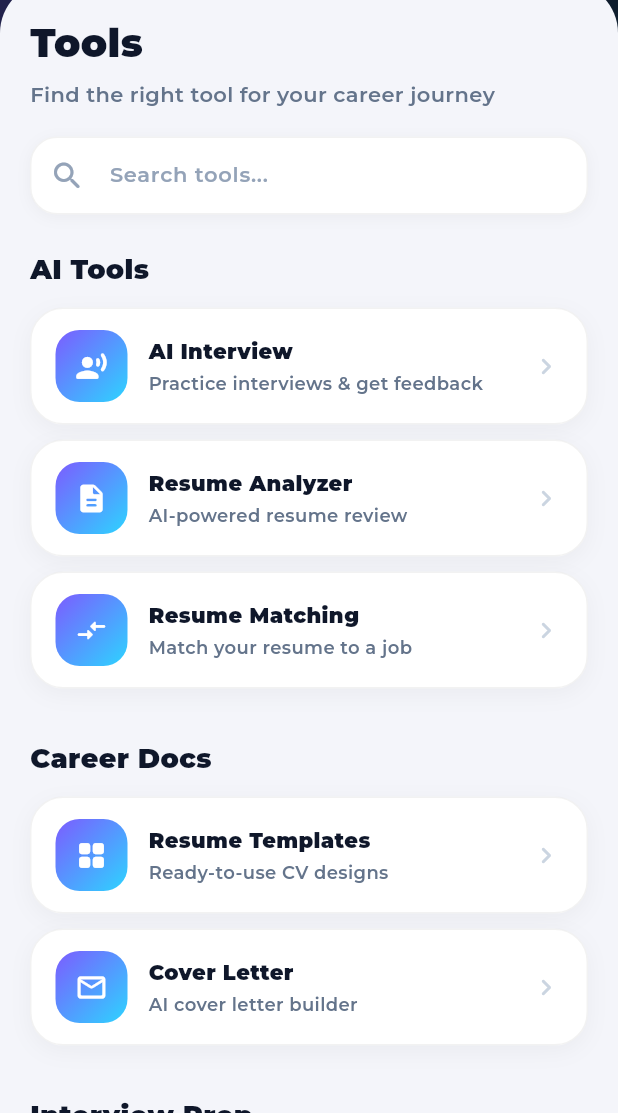
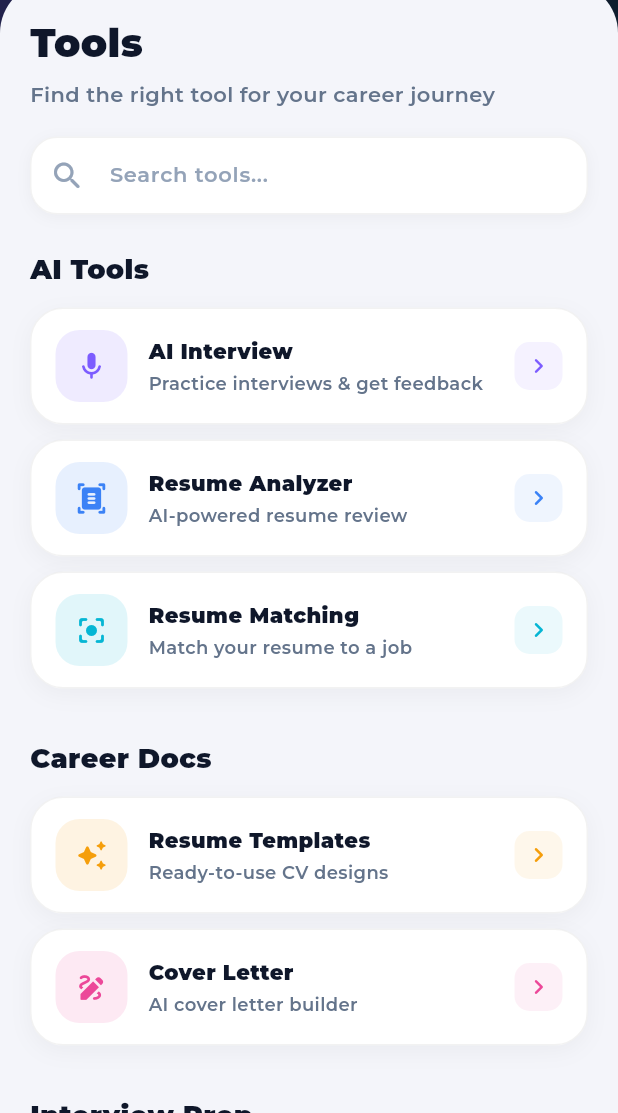
Before and after one commit to dfacee11/DayindAI-Diploma-Project-, a Flutter app: the ToolsPage screen opened by its route, on a phone screen of 412 x 824 dp, the part 123-1236 px from its top. Run offline on Flutter 3.47's test engine with Material 3 defaults, Android fonts, the phone set to English and light mode, and no system bars; our stand-ins replace cloud_firestore, cloud_functions, file_picker, firebase_auth, firebase_core, google_fonts and 3 more; missing offline and left inert: record; accounts and stored records are empty.

Commit message:
updated design HomePage and ToolsPage

```diff
--- a/lib/AIInterview/widgets/interview_analyzing_screen.dart
+++ b/lib/AIInterview/widgets/interview_analyzing_screen.dart
@@ -20,7 +20,7 @@ class _InterviewAnalyzingScreenState extends State<InterviewAnalyzingScreen>
     with TickerProviderStateMixin {
 
   late AnimationController _pulseController;
-  late AnimationController _progressController;
+
   late Animation<double> _pulseAnimation;
 
   int _currentStep = 0;
@@ -209,7 +209,7 @@ class _InterviewAnalyzingScreenState extends State<InterviewAnalyzingScreen>
                   children: _steps.asMap().entries.map((e) {
                     final isDone    = e.key < _currentStep;
                     final isCurrent = e.key == _currentStep;
-                    final isPending = e.key > _currentStep;
+
 
                     return Padding(
                       padding: const EdgeInsets.symmetric(vertical: 6),
--- a/lib/ToolsPage/ToolsPage.dart
+++ b/lib/ToolsPage/ToolsPage.dart
@@ -23,53 +23,68 @@ class _ToolsPageState extends State<ToolsPage> {
     super.dispose();
   }
 
+
+
 List<ToolItem> _allTools() {
   return [
     ToolItem(
       category: "AI Tools",
       title: "AI Interview",
       subtitle: "Practice interviews & get feedback",
-          icon: Icons.record_voice_over_rounded,
-          onTap: () => Navigator.pushNamed(context, "/AIInterview")),
+      icon: Icons.mic_rounded,
+      color: const Color(0xFF7C5CFF),
+      onTap: () => Navigator.pushNamed(context, "/AIInterview"),
+    ),
     ToolItem(
       category: "AI Tools",
       title: "Resume Analyzer",
       subtitle: "AI-powered resume review",
-          icon: Icons.description_rounded,
-          onTap: () => Navigator.pushNamed(context, "/AnalyzerResume")),
+      icon: Icons.document_scanner_rounded,
+      color: const Color(0xFF3B82F6),
+      onTap: () => Navigator.pushNamed(context, "/AnalyzerResume"),
+    ),
     ToolItem(
       category: "AI Tools",
       title: "Resume Matching",
       subtitle: "Match your resume to a job",
-          icon: Icons.compare_arrows_rounded,
-          onTap: () => Navigator.pushNamed(context, "/ResumeMatching")),
+      icon: Icons.center_focus_strong_rounded,
+      color: const Color(0xFF06B6D4),
+      onTap: () => Navigator.pushNamed(context, "/ResumeMatching"),
+    ),
     ToolItem(
       category: "Career Docs",
       title: "Resume Templates",
       subtitle: "Ready-to-use CV designs",
-          icon: Icons.grid_view_rounded,
-          onTap: () {}),
+      icon: Icons.auto_awesome_rounded,
+      color: const Color(0xFFF59E0B),
+      onTap: () {},
+    ),
     ToolItem(
       category: "Career Docs",
       title: "Cover Letter",
       subtitle: "AI cover letter builder",
-          icon: Icons.mail_outline_rounded,
-          onTap: () {}),
+      icon: Icons.draw_rounded,
+      color: const Color(0xFFEC4899),
+      onTap: () {},
+    ),
     ToolItem(
       category: "Interview Prep",
       title: "Question Bank",
       subtitle: "Common interview questions",
-          icon: Icons.question_answer_rounded,
-          onTap: () {}),
+      icon: Icons.lightbulb_rounded,
+      color: const Color(0xFF10B981),
+      onTap: () {},
+    ),
     ToolItem(
       category: "Interview Prep",
       title: "Roadmaps",
       subtitle: "Skills & learning paths",
-          icon: Icons.route_rounded,
-          onTap: () {}),
+      icon: Icons.explore_rounded,
+      color: const Color(0xFFF97316),
+      onTap: () {},
+    ),
   ];
 }
-
   @override
   Widget build(BuildContext context) {
     final all = _allTools();
--- a/lib/ToolsPage/models/tool_item.dart
+++ b/lib/ToolsPage/models/tool_item.dart
@@ -5,13 +5,15 @@ class ToolItem {
   final String title;
   final String subtitle;
   final IconData icon;
+  final Color color;
   final VoidCallback onTap;
 
-  ToolItem({
+  const ToolItem({
     required this.category,
     required this.title,
     required this.subtitle,
     required this.icon,
     required this.onTap,
+    this.color = const Color(0xFF7C5CFF),
   });
 }
--- a/lib/ToolsPage/widgets/feature_tile.dart
+++ b/lib/ToolsPage/widgets/feature_tile.dart
@@ -33,13 +33,9 @@ class FeatureTile extends StatelessWidget {
               height: 48,
               decoration: BoxDecoration(
                 borderRadius: BorderRadius.circular(16),
-                gradient: const LinearGradient(
-                  begin: Alignment.topLeft,
-                  end: Alignment.bottomRight,
-                  colors: [Color(0xFF7C5CFF), Color(0xFF2DD4FF)],
-                ),
+                color: tool.color.withValues(alpha: 0.12),
               ),
-              child: Icon(tool.icon, color: Colors.white, size: 22),
+              child: Icon(tool.icon, color: tool.color, size: 22),
             ),
             const SizedBox(width: 14),
             Expanded(
@@ -66,7 +62,14 @@ class FeatureTile extends StatelessWidget {
                 ],
               ),
             ),
-            const Icon(Icons.chevron_right_rounded, color: Color(0xFFCBD5E1), size: 22),
+            Container(
+              width: 32, height: 32,
+              decoration: BoxDecoration(
+                color: tool.color.withValues(alpha: 0.08),
+                borderRadius: BorderRadius.circular(10),
+              ),
+              child: Icon(Icons.chevron_right_rounded, color: tool.color, size: 20),
+            ),
           ],
         ),
       ),
--- a/lib/VisaInterview/widgets/interview_analyzing_screen.dart
+++ b/lib/VisaInterview/widgets/interview_analyzing_screen.dart
@@ -20,7 +20,7 @@ class _InterviewAnalyzingScreenState extends State<InterviewAnalyzingScreen>
     with TickerProviderStateMixin {
 
   late AnimationController _pulseController;
-  late AnimationController _progressController;
+
   late Animation<double> _pulseAnimation;
 
   int _currentStep = 0;
@@ -209,7 +209,7 @@ class _InterviewAnalyzingScreenState extends State<InterviewAnalyzingScreen>
                   children: _steps.asMap().entries.map((e) {
                     final isDone    = e.key < _currentStep;
                     final isCurrent = e.key == _currentStep;
-                    final isPending = e.key > _currentStep;
+
 
                     return Padding(
                       padding: const EdgeInsets.symmetric(vertical: 6),
```
Also changed, not shown: lib/AIInterview/voice_interview_provider.dart (+6 -8 lines), lib/HomePage/widgets/progress_card.dart (+4 -8 lines), lib/HomePage/widgets/random_tip_card.dart (+18 -7 lines). Lines whose indentation alone changed are shown as unchanged.
